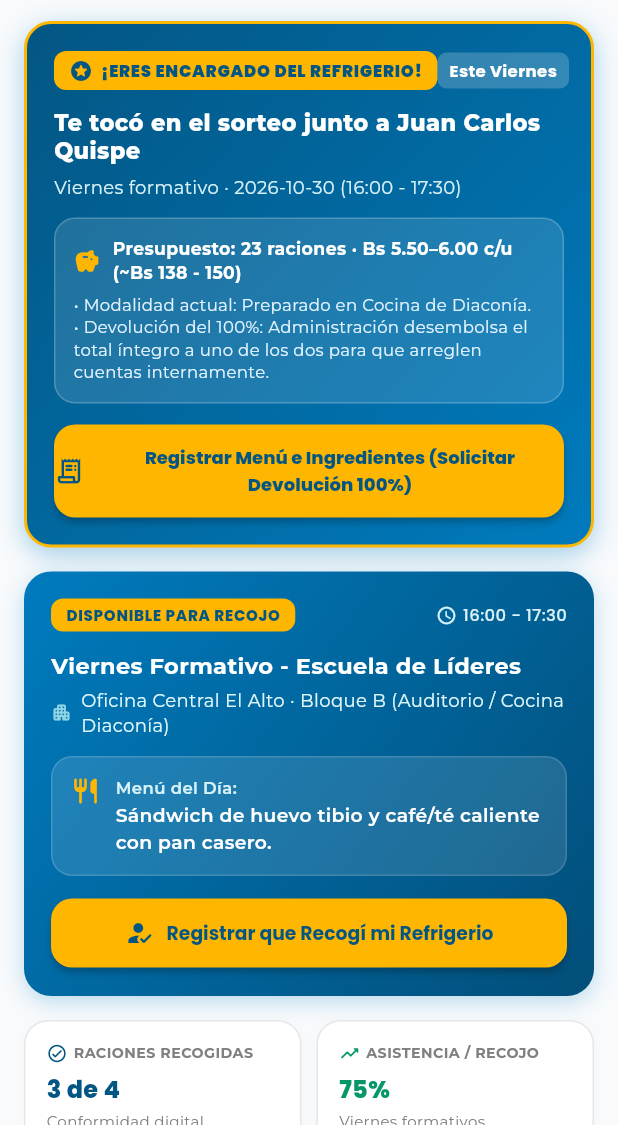
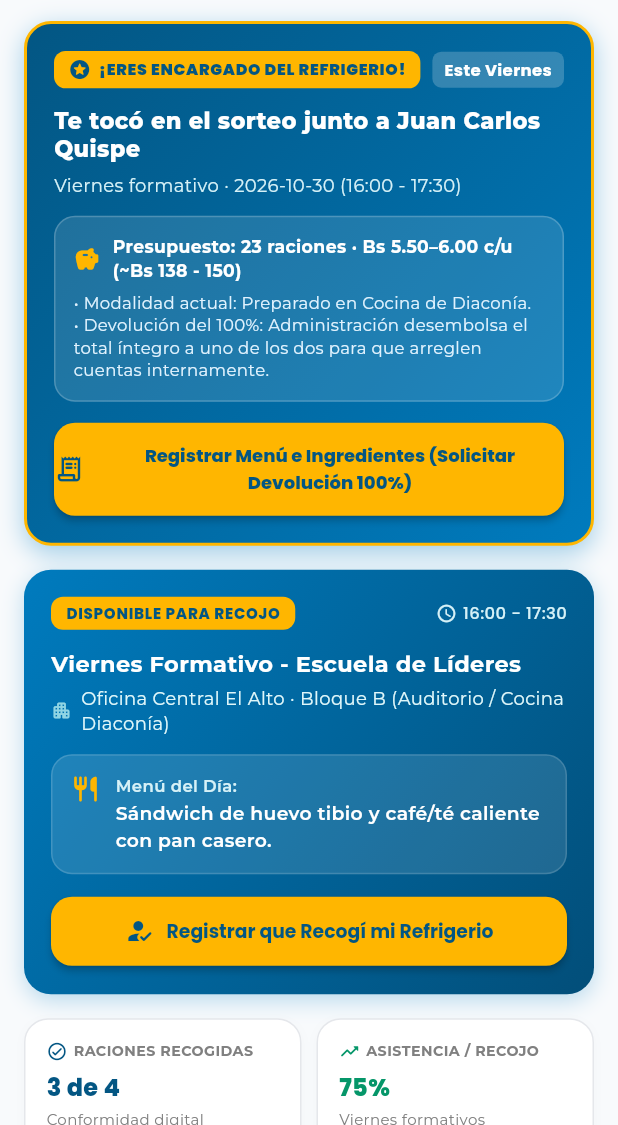
Before and after one commit to ddavalos12/bummand-movil, a Flutter app: the RefrigeriosPantalla screen opened directly, on a phone screen of 412 x 824 dp, the part 111-1236 px from its top. Run offline on Flutter 3.47's test engine with Material 3 defaults, Android fonts, the phone set to English and light mode, and no system bars; our stand-ins replace file_picker, flutter_riverpod, flutter_svg, geolocator, google_fonts, shared_preferences; accounts and stored records are empty; network calls fail.

Commit message:
fix(movil): resolver overflows en pantallas de historial, devocionales, permisos y refrigerios

```diff
--- a/lib/main.dart
+++ b/lib/main.dart
@@ -3,6 +3,8 @@ import 'package:flutter_riverpod/flutter_riverpod.dart';
 
 import 'nucleo/tema/tema.dart';
 import 'modulos/autenticacion/pantallas/inicio-sesion-pantalla.dart';
+import 'modulos/justificaciones/pantallas/permisos-pantalla.dart';
+import 'modulos/devocionales/pantallas/devocionales-pantalla.dart';
 
 void main() {
   runApp(const ProviderScope(child: BumandApp()));
@@ -18,6 +20,10 @@ class BumandApp extends StatelessWidget {
       debugShowCheckedModeBanner: false,
       theme: BumandTema.temaClaro,
       home: const InicioSesionPantalla(),
+      routes: {
+        '/permisos': (context) => const PermisosPantalla(),
+        '/citas': (context) => const DevocionalesPantalla(),
+      },
     );
   }
 }
--- a/lib/modulos/justificaciones/pantallas/permisos-pantalla.dart
+++ b/lib/modulos/justificaciones/pantallas/permisos-pantalla.dart
@@ -490,7 +490,10 @@ class _PermisosPantallaState extends ConsumerState<PermisosPantalla> {
       ),
       child: Column(
         children: [
-          Row(
+          FittedBox(
+            fit: BoxFit.scaleDown,
+            alignment: Alignment.centerLeft,
+            child: Row(
             children: [
               // Paso 1: Supervisor
               Icon(
@@ -547,6 +550,7 @@ class _PermisosPantallaState extends ConsumerState<PermisosPantalla> {
                 ),
               ),
             ],
+          ),
           ),
           const SizedBox(height: 6),
           Align(
--- a/lib/modulos/refrigerios/pantallas/refrigerios-pantalla.dart
+++ b/lib/modulos/refrigerios/pantallas/refrigerios-pantalla.dart
@@ -251,7 +251,11 @@ class RefrigeriosPantalla extends ConsumerWidget {
           // Badge Superior de Notificación Crucial
           Row(
             children: [
-              Container(
+              Flexible(
+                child: FittedBox(
+                  fit: BoxFit.scaleDown,
+                  alignment: Alignment.centerLeft,
+                  child: Container(
                     padding: const EdgeInsets.symmetric(horizontal: 10, vertical: 5),
                     decoration: BoxDecoration(
                       color: BumandColores.amarilloRadiante,
@@ -278,7 +282,9 @@ class RefrigeriosPantalla extends ConsumerWidget {
                       ],
                     ),
                   ),
-              const Spacer(),
+                ),
+              ),
+              const SizedBox(width: 8),
               Container(
                 padding: const EdgeInsets.symmetric(horizontal: 8, vertical: 4),
                 decoration: BoxDecoration(
```
Also changed, not shown: lib/modulos/asistencia/pantallas/historial-asistencia-pantalla.dart (+9 -3 lines), lib/modulos/devocionales/pantallas/devocionales-pantalla.dart (+11 -4 lines). Lines whose indentation alone changed are shown as unchanged.
